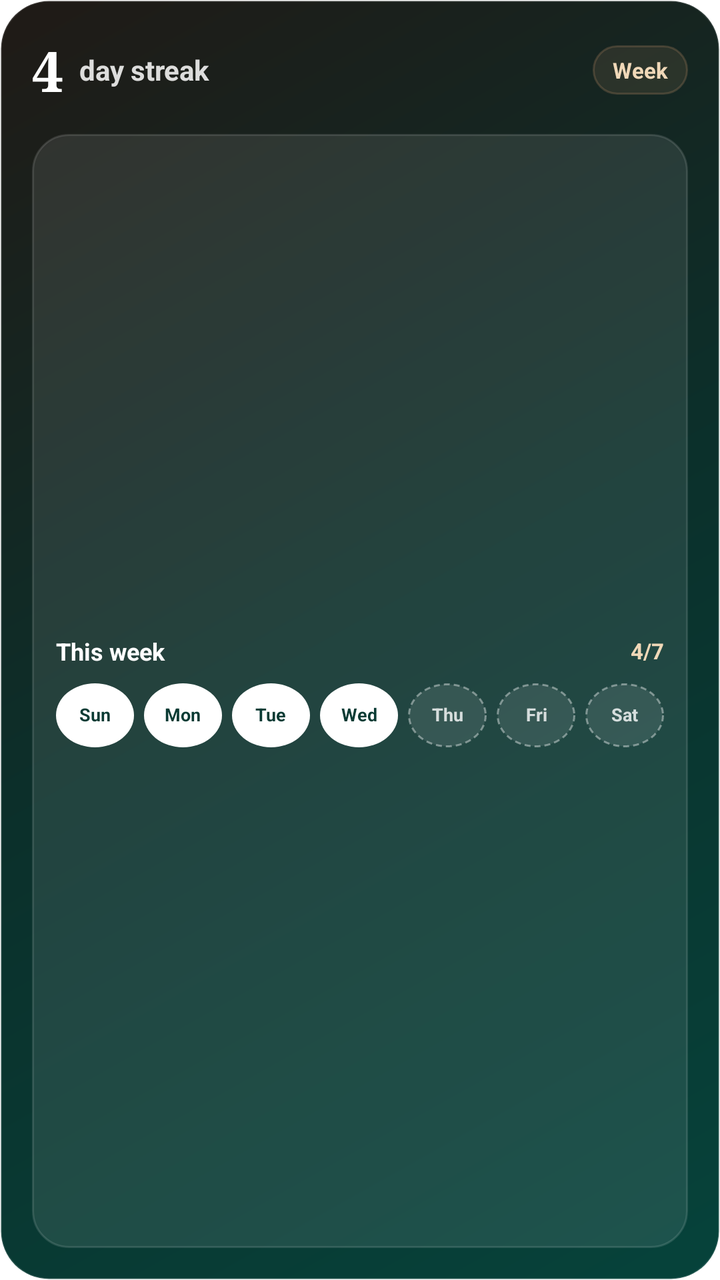
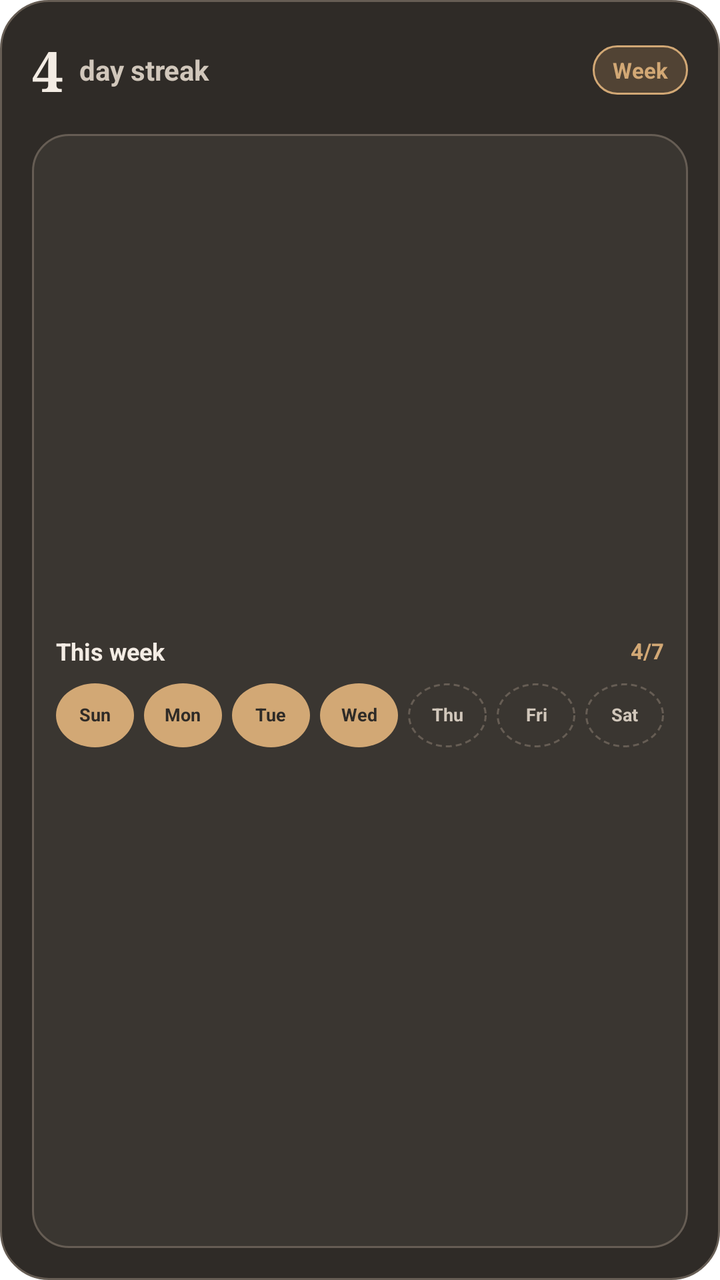

An Android layout rendered at two revisions. The XML below is the earlier revision; the diff shows what the commit changed to produce the second picture.
<!-- AndroidManifest.xml: fallback theme Theme.MaterialComponents.DayNight.NoActionBar -->
<!-- res/layout/mizan_streak_progress_widget.xml -->
<?xml version="1.0" encoding="utf-8"?>
<LinearLayout xmlns:android="http://schemas.android.com/apk/res/android"
    android:layout_width="match_parent"
    android:layout_height="match_parent"
    android:background="@drawable/widget_card_bg"
    android:gravity="center_vertical"
    android:orientation="vertical"
    android:padding="16dp">

    <LinearLayout
        android:layout_width="match_parent"
        android:layout_height="wrap_content"
        android:gravity="center_vertical"
        android:orientation="horizontal">

        <TextView
            android:id="@+id/streak_value"
            android:layout_width="wrap_content"
            android:layout_height="wrap_content"
            android:fontFamily="serif"
            android:text="4"
            android:textColor="#FFFFFFFF"
            android:textSize="28sp"
            android:textStyle="bold" />

        <TextView
            android:id="@+id/progress_label"
            android:layout_width="wrap_content"
            android:layout_height="wrap_content"
            android:fontFamily="serif"
            android:text="60%"
            android:textColor="#FFFFFFFF"
            android:textSize="28sp"
            android:textStyle="bold"
            android:visibility="gone" />

        <TextView
            android:id="@+id/streak_label"
            android:layout_width="0dp"
            android:layout_height="wrap_content"
            android:layout_marginStart="8dp"
            android:layout_weight="1"
            android:ellipsize="end"
            android:maxLines="1"
            android:text="day streak"
            android:textColor="#D9FFFFFF"
            android:textSize="14sp"
            android:textStyle="bold" />

        <TextView
            android:layout_width="wrap_content"
            android:layout_height="wrap_content"
            android:background="@drawable/widget_chip_bg"
            android:paddingStart="10dp"
            android:paddingTop="5dp"
            android:paddingEnd="10dp"
            android:paddingBottom="5dp"
            android:text="Week"
            android:textColor="#FFF0D8B8"
            android:textSize="11sp"
            android:textStyle="bold" />
    </LinearLayout>

    <LinearLayout
        android:layout_width="match_parent"
        android:layout_height="0dp"
        android:layout_marginTop="13dp"
        android:layout_weight="1"
        android:background="@drawable/widget_panel_bg"
        android:gravity="center_vertical"
        android:orientation="vertical"
        android:padding="12dp">

        <LinearLayout
            android:layout_width="match_parent"
            android:layout_height="wrap_content"
            android:gravity="center_vertical"
            android:orientation="horizontal">

            <TextView
                android:layout_width="0dp"
                android:layout_height="wrap_content"
                android:layout_weight="1"
                android:ellipsize="end"
                android:maxLines="1"
                android:text="This week"
                android:textColor="#FFFFFFFF"
                android:textSize="12sp"
                android:textStyle="bold" />

            <TextView
                android:id="@+id/week_summary"
                android:layout_width="wrap_content"
                android:layout_height="wrap_content"
                android:ellipsize="end"
                android:maxLines="1"
                android:text="4/7"
                android:textColor="#FFF0D8B8"
                android:textSize="11sp"
                android:textStyle="bold" />
        </LinearLayout>

        <LinearLayout
            android:layout_width="match_parent"
            android:layout_height="wrap_content"
            android:layout_marginTop="8dp"
            android:gravity="center"
            android:orientation="horizontal">

            <TextView
                android:id="@+id/day_0"
                android:layout_width="0dp"
                android:layout_height="32dp"
                android:layout_weight="1"
                android:background="@drawable/widget_day_done_bg"
                android:gravity="center"
                android:includeFontPadding="false"
                android:text="Sun"
                android:textColor="#FF0A3B34"
                android:textSize="9sp"
                android:textStyle="bold" />

            <TextView
                android:id="@+id/day_1"
                android:layout_width="0dp"
                android:layout_height="32dp"
                android:layout_marginStart="5dp"
                android:layout_weight="1"
                android:background="@drawable/widget_day_done_bg"
                android:gravity="center"
                android:includeFontPadding="false"
                android:text="Mon"
                android:textColor="#FF0A3B34"
                android:textSize="9sp"
                android:textStyle="bold" />

            <TextView
                android:id="@+id/day_2"
                android:layout_width="0dp"
                android:layout_height="32dp"
                android:layout_marginStart="5dp"
                android:layout_weight="1"
                android:background="@drawable/widget_day_done_bg"
                android:gravity="center"
                android:includeFontPadding="false"
                android:text="Tue"
                android:textColor="#FF0A3B34"
                android:textSize="9sp"
                android:textStyle="bold" />

            <TextView
                android:id="@+id/day_3"
                android:layout_width="0dp"
                android:layout_height="32dp"
                android:layout_marginStart="5dp"
                android:layout_weight="1"
                android:background="@drawable/widget_day_done_bg"
                android:gravity="center"
                android:includeFontPadding="false"
                android:text="Wed"
                android:textColor="#FF0A3B34"
                android:textSize="9sp"
                android:textStyle="bold" />

            <TextView
                android:id="@+id/day_4"
                android:layout_width="0dp"
                android:layout_height="32dp"
                android:layout_marginStart="5dp"
                android:layout_weight="1"
                android:background="@drawable/widget_day_pending_bg"
                android:gravity="center"
                android:includeFontPadding="false"
                android:text="Thu"
                android:textColor="#CCFFFFFF"
                android:textSize="9sp"
                android:textStyle="bold" />

            <TextView
                android:id="@+id/day_5"
                android:layout_width="0dp"
                android:layout_height="32dp"
                android:layout_marginStart="5dp"
                android:layout_weight="1"
                android:background="@drawable/widget_day_pending_bg"
                android:gravity="center"
                android:includeFontPadding="false"
                android:text="Fri"
                android:textColor="#CCFFFFFF"
                android:textSize="9sp"
                android:textStyle="bold" />

            <TextView
                android:id="@+id/day_6"
                android:layout_width="0dp"
                android:layout_height="32dp"
                android:layout_marginStart="5dp"
                android:layout_weight="1"
                android:background="@drawable/widget_day_pending_bg"
                android:gravity="center"
                android:includeFontPadding="false"
                android:text="Sat"
                android:textColor="#CCFFFFFF"
                android:textSize="9sp"
                android:textStyle="bold" />
        </LinearLayout>

        <TextView
            android:id="@+id/goal_value"
            android:layout_width="match_parent"
            android:layout_height="wrap_content"
            android:layout_marginTop="12dp"
            android:ellipsize="end"
            android:gravity="center"
            android:maxLines="1"
            android:text="18 of 25 acts"
            android:textColor="#FFF0D8B8"
            android:textSize="12sp"
            android:textStyle="bold"
            android:visibility="gone" />

        <ProgressBar
            android:id="@+id/progress_bar"
            style="?android:attr/progressBarStyleHorizontal"
            android:layout_width="match_parent"
            android:layout_height="7dp"
            android:layout_marginTop="8dp"
            android:background="@drawable/widget_progress_bg"
            android:indeterminate="false"
            android:max="100"
            android:progress="60"
            android:progressTint="#FFF0D8B8"
            android:visibility="gone" />
    </LinearLayout>
</LinearLayout>
<!-- resources referenced by this layout -->
<resources>
  <!-- drawable widget_card_bg (drawable) -->
  <?xml version="1.0" encoding="utf-8"?>
  <shape xmlns:android="http://schemas.android.com/apk/res/android">
      <gradient
          android:angle="135"
          android:startColor="#FF06433B"
          android:centerColor="#FF0B302B"
          android:endColor="#FF201A16" />
      <stroke
          android:width="1dp"
          android:color="#22FFFFFF" />
      <corners android:radius="24dp" />
  </shape>
  <!-- drawable widget_chip_bg (drawable) -->
  <?xml version="1.0" encoding="utf-8"?>
  <shape xmlns:android="http://schemas.android.com/apk/res/android">
      <solid android:color="#24B38964" />
      <stroke
          android:width="1dp"
          android:color="#44B38964" />
      <corners android:radius="999dp" />
  </shape>
  <!-- drawable widget_day_done_bg (drawable) -->
  <?xml version="1.0" encoding="utf-8"?>
  <shape xmlns:android="http://schemas.android.com/apk/res/android"
      android:shape="oval">
      <solid android:color="#FFFFFFFF" />
  </shape>
  <!-- drawable widget_day_pending_bg (drawable) -->
  <?xml version="1.0" encoding="utf-8"?>
  <shape xmlns:android="http://schemas.android.com/apk/res/android"
      android:shape="oval">
      <solid android:color="#18FFFFFF" />
      <stroke
          android:width="1dp"
          android:color="#66FFFFFF"
          android:dashWidth="3dp"
          android:dashGap="2dp" />
  </shape>
  <!-- drawable widget_panel_bg (drawable) -->
  <?xml version="1.0" encoding="utf-8"?>
  <shape xmlns:android="http://schemas.android.com/apk/res/android">
      <solid android:color="#18FFFFFF" />
      <stroke
          android:width="1dp"
          android:color="#20FFFFFF" />
      <corners android:radius="18dp" />
  </shape>
  <!-- drawable widget_progress_bg (drawable) -->
  <?xml version="1.0" encoding="utf-8"?>
  <shape xmlns:android="http://schemas.android.com/apk/res/android">
      <solid android:color="#2EFFFFFF" />
      <corners android:radius="999dp" />
  </shape>
</resources>

<!-- the commit's change to res/layout/mizan_streak_progress_widget.xml (unified diff, before → after) -->
@@ -19,7 +19,7 @@
             android:layout_height="wrap_content"
             android:fontFamily="serif"
             android:text="4"
-            android:textColor="#FFFFFFFF"
+            android:textColor="#FFF3ECE4"
             android:textSize="28sp"
             android:textStyle="bold" />
 
@@ -29,7 +29,7 @@
             android:layout_height="wrap_content"
             android:fontFamily="serif"
             android:text="60%"
-            android:textColor="#FFFFFFFF"
+            android:textColor="#FFF3ECE4"
             android:textSize="28sp"
             android:textStyle="bold"
             android:visibility="gone" />
@@ -43,7 +43,7 @@
             android:ellipsize="end"
             android:maxLines="1"
             android:text="day streak"
-            android:textColor="#D9FFFFFF"
+            android:textColor="#FFD1C7BB"
             android:textSize="14sp"
             android:textStyle="bold" />
 
@@ -56,7 +56,7 @@
             android:paddingEnd="10dp"
             android:paddingBottom="5dp"
             android:text="Week"
-            android:textColor="#FFF0D8B8"
+            android:textColor="#FFD2A875"
             android:textSize="11sp"
             android:textStyle="bold" />
     </LinearLayout>
@@ -84,7 +84,7 @@
                 android:ellipsize="end"
                 android:maxLines="1"
                 android:text="This week"
-                android:textColor="#FFFFFFFF"
+                android:textColor="#FFF3ECE4"
                 android:textSize="12sp"
                 android:textStyle="bold" />
 
@@ -95,7 +95,7 @@
                 android:ellipsize="end"
                 android:maxLines="1"
                 android:text="4/7"
-                android:textColor="#FFF0D8B8"
+                android:textColor="#FFD2A875"
                 android:textSize="11sp"
                 android:textStyle="bold" />
         </LinearLayout>
@@ -116,7 +116,7 @@
                 android:gravity="center"
                 android:includeFontPadding="false"
                 android:text="Sun"
-                android:textColor="#FF0A3B34"
+                android:textColor="#FF2F2B27"
                 android:textSize="9sp"
                 android:textStyle="bold" />
 
@@ -130,7 +130,7 @@
                 android:gravity="center"
                 android:includeFontPadding="false"
                 android:text="Mon"
-                android:textColor="#FF0A3B34"
+                android:textColor="#FF2F2B27"
                 android:textSize="9sp"
                 android:textStyle="bold" />
 
@@ -144,7 +144,7 @@
                 android:gravity="center"
                 android:includeFontPadding="false"
                 android:text="Tue"
-                android:textColor="#FF0A3B34"
+                android:textColor="#FF2F2B27"
                 android:textSize="9sp"
                 android:textStyle="bold" />
 
@@ -158,7 +158,7 @@
                 android:gravity="center"
                 android:includeFontPadding="false"
                 android:text="Wed"
-                android:textColor="#FF0A3B34"
+                android:textColor="#FF2F2B27"
                 android:textSize="9sp"
                 android:textStyle="bold" />
 
@@ -172,7 +172,7 @@
                 android:gravity="center"
                 android:includeFontPadding="false"
                 android:text="Thu"
-                android:textColor="#CCFFFFFF"
+                android:textColor="#FFD1C7BB"
                 android:textSize="9sp"
                 android:textStyle="bold" />
 
@@ -186,7 +186,7 @@
                 android:gravity="center"
                 android:includeFontPadding="false"
                 android:text="Fri"
-                android:textColor="#CCFFFFFF"
+                android:textColor="#FFD1C7BB"
                 android:textSize="9sp"
                 android:textStyle="bold" />
 
@@ -200,7 +200,7 @@
                 android:gravity="center"
                 android:includeFontPadding="false"
                 android:text="Sat"
-                android:textColor="#CCFFFFFF"
+                android:textColor="#FFD1C7BB"
                 android:textSize="9sp"
                 android:textStyle="bold" />
         </LinearLayout>
@@ -214,7 +214,7 @@
             android:gravity="center"
             android:maxLines="1"
             android:text="18 of 25 acts"
-            android:textColor="#FFF0D8B8"
+            android:textColor="#FFD2A875"
             android:textSize="12sp"
             android:textStyle="bold"
             android:visibility="gone" />
@@ -229,7 +229,7 @@
             android:indeterminate="false"
             android:max="100"
             android:progress="60"
-            android:progressTint="#FFF0D8B8"
+            android:progressTint="#FFD2A875"
             android:visibility="gone" />
     </LinearLayout>
 </LinearLayout>
<!-- resource entries referenced after the edit -->
@@ -3,55 +3,51 @@
   <!-- drawable widget_card_bg (drawable) -->
   <?xml version="1.0" encoding="utf-8"?>
   <shape xmlns:android="http://schemas.android.com/apk/res/android">
-      <gradient
-          android:angle="135"
-          android:startColor="#FF06433B"
-          android:centerColor="#FF0B302B"
-          android:endColor="#FF201A16" />
+      <solid android:color="#FF2F2B27" />
       <stroke
           android:width="1dp"
-          android:color="#22FFFFFF" />
+          android:color="#FF665D54" />
       <corners android:radius="24dp" />
   </shape>
   <!-- drawable widget_chip_bg (drawable) -->
   <?xml version="1.0" encoding="utf-8"?>
   <shape xmlns:android="http://schemas.android.com/apk/res/android">
-      <solid android:color="#24B38964" />
+      <solid android:color="#FF514334" />
       <stroke
           android:width="1dp"
-          android:color="#44B38964" />
+          android:color="#FFD2A875" />
       <corners android:radius="999dp" />
   </shape>
   <!-- drawable widget_day_done_bg (drawable) -->
   <?xml version="1.0" encoding="utf-8"?>
   <shape xmlns:android="http://schemas.android.com/apk/res/android"
       android:shape="oval">
-      <solid android:color="#FFFFFFFF" />
+      <solid android:color="#FFD2A875" />
   </shape>
   <!-- drawable widget_day_pending_bg (drawable) -->
   <?xml version="1.0" encoding="utf-8"?>
   <shape xmlns:android="http://schemas.android.com/apk/res/android"
       android:shape="oval">
-      <solid android:color="#18FFFFFF" />
+      <solid android:color="#FF3A3631" />
       <stroke
           android:width="1dp"
-          android:color="#66FFFFFF"
+          android:color="#FF665D54"
           android:dashWidth="3dp"
           android:dashGap="2dp" />
   </shape>
   <!-- drawable widget_panel_bg (drawable) -->
   <?xml version="1.0" encoding="utf-8"?>
   <shape xmlns:android="http://schemas.android.com/apk/res/android">
-      <solid android:color="#18FFFFFF" />
+      <solid android:color="#FF3A3631" />
       <stroke
           android:width="1dp"
-          android:color="#20FFFFFF" />
+          android:color="#FF665D54" />
       <corners android:radius="18dp" />
   </shape>
   <!-- drawable widget_progress_bg (drawable) -->
   <?xml version="1.0" encoding="utf-8"?>
   <shape xmlns:android="http://schemas.android.com/apk/res/android">
-      <solid android:color="#2EFFFFFF" />
+      <solid android:color="#FF665D54" />
       <corners android:radius="999dp" />
   </shape>
 </resources>
